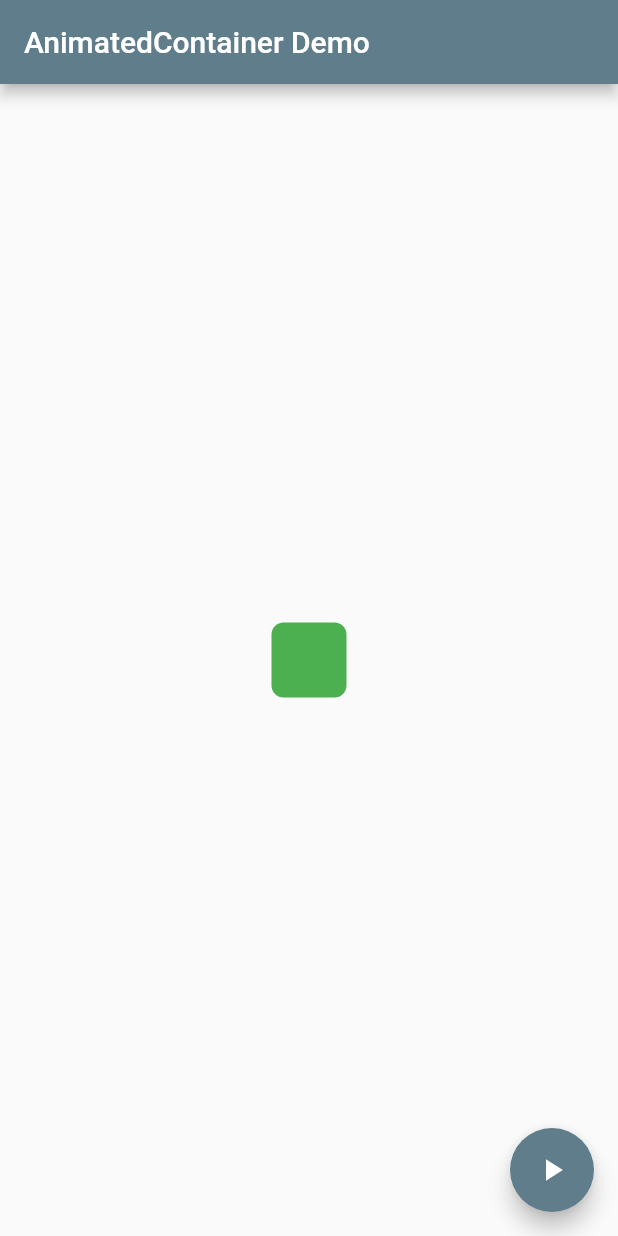
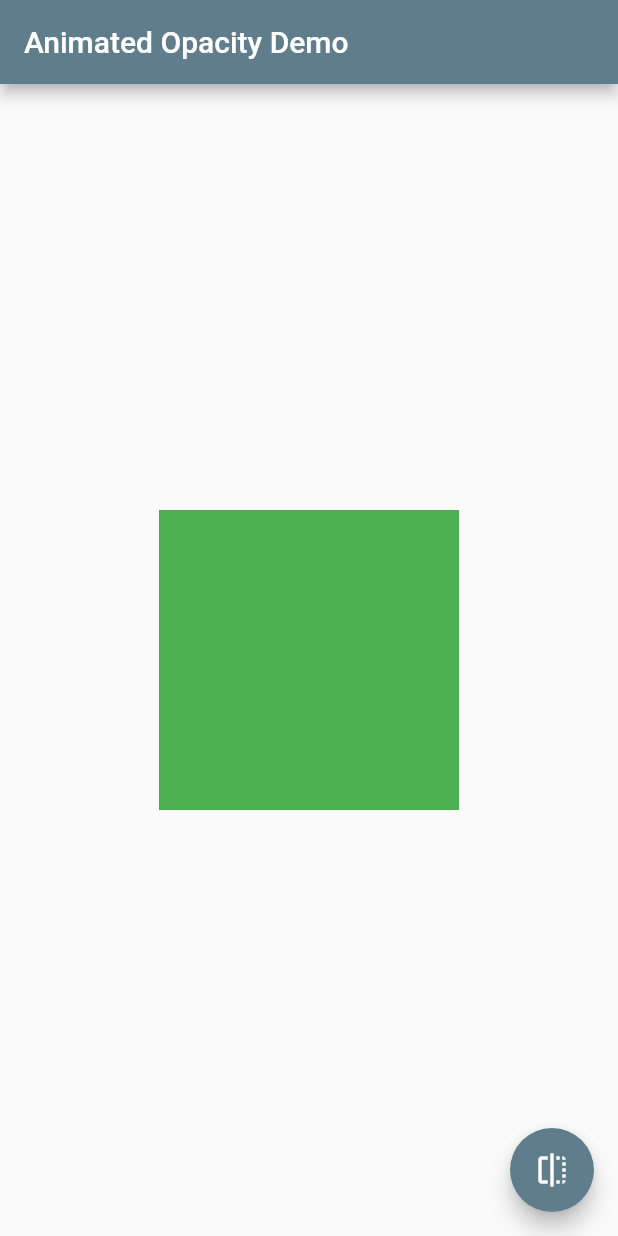
Before and after one commit to VijayGanganapalli/flearn, a Flutter app: the screen it shows after launch, on a phone screen of 412 x 824 dp. Run offline on Flutter 3.47's test engine with Material 2 defaults, Android fonts, the phone set to English and light mode, and no system bars.

Commit message:
added aimated opacity app

```diff
--- a/lib/main.dart
+++ b/lib/main.dart
@@ -1,5 +1,5 @@
 import 'package:flutter/material.dart';
-import 'package:flearn/screens/animated/animated_container_app.dart';
+import 'package:flearn/screens/animated/animated_opacity_app.dart';
 
 void main() => runApp(FLearnApp());
 
@@ -11,7 +11,7 @@ class FLearnApp extends StatelessWidget {
       theme: ThemeData(
         primarySwatch: Colors.blueGrey
       ),
-      home: AnimatedContainerApp(appBarTitle: 'AnimatedContainer Demo'),
+      home: AnimatedOpacityApp(appBarTitle: 'Animated Opacity Demo'),
     );
   }
 }
--- /dev/null
+++ b/lib/screens/animated/animated_opacity_app.dart
@@ -0,0 +1,43 @@
+import 'package:flutter/material.dart';
+
+class AnimatedOpacityApp extends StatefulWidget {
+  final String appBarTitle;
+
+  const AnimatedOpacityApp({Key key, this.appBarTitle}) : super(key: key);
+
+  @override
+  _AnimatedOpacityAppState createState() => _AnimatedOpacityAppState();
+}
+
+class _AnimatedOpacityAppState extends State<AnimatedOpacityApp> {
+  bool _visible =true;
+
+  @override
+  Widget build(BuildContext context) {
+    return Scaffold(
+      appBar: AppBar(
+        title: Text(widget.appBarTitle),
+      ),
+      body: Center(
+        child: AnimatedOpacity(
+          opacity: _visible ? 1.0 : 0.0,
+          duration: Duration(milliseconds: 500),
+          child: Container(
+            width: 200.0,
+            height: 200.0,
+            color: Colors.green,
+          ),
+        ),
+      ),
+      floatingActionButton: FloatingActionButton(
+        child: Icon(Icons.flip),
+        tooltip: 'Toggle Opacity',
+        onPressed: (){
+          setState(() {
+           _visible = !_visible;
+          });
+        },
+      ),
+    );
+  }
+}
```
